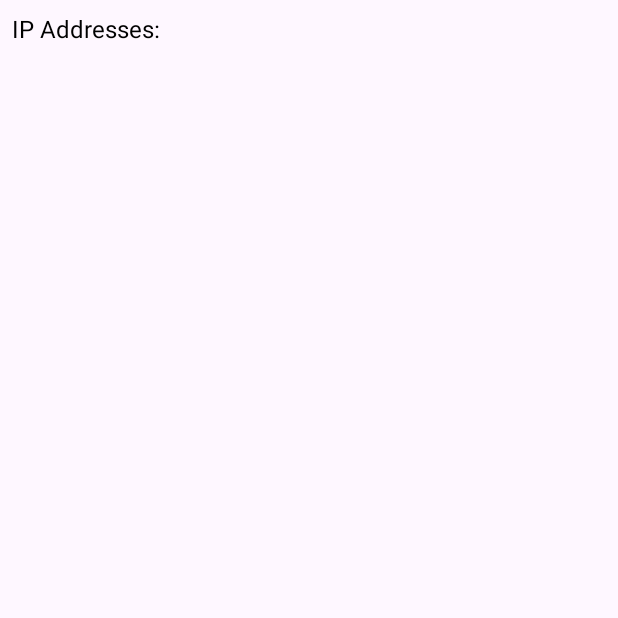
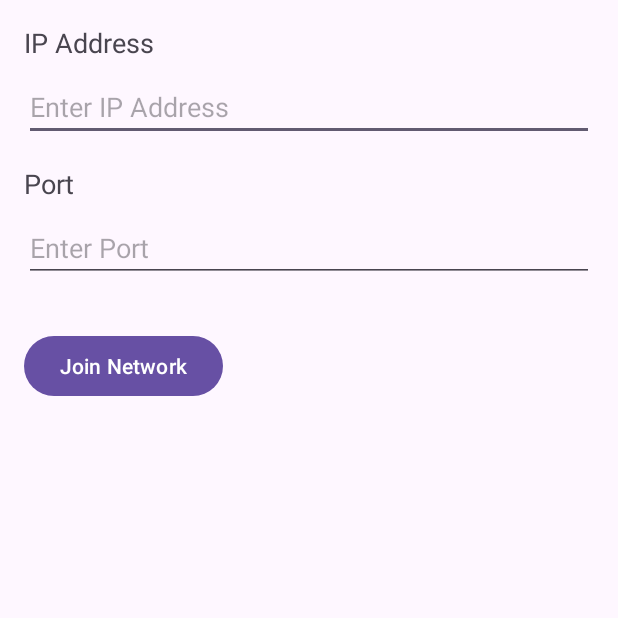
Before and after one commit to Deznyz/Serverless-Distributed-Communication-Network, an Android app: the screen it shows after launch (MainActivity), on a phone screen of 412 x 824 dp, the top half of it. Before the commit the part shown is almost empty. Run offline under Robolectric (Android 15) with nearby library versions, the phone set to English and light mode, and no system bars.

Commit message:
TCP connection can be established now. Further improvement and the ability to keep the connection open, needs to be implemented with the messaging.

```diff
--- a/app/src/main/java/com/example/serverlessdistributedcommunicationnetwork/ChordNode.java
+++ b/app/src/main/java/com/example/serverlessdistributedcommunicationnetwork/ChordNode.java
@@ -1,54 +1,38 @@
 package com.example.serverlessdistributedcommunicationnetwork;
 
-import android.widget.Toast;
-
 import java.io.IOException;
-import java.io.ObjectInputStream;
-import java.io.ObjectOutputStream;
 import java.io.Serializable;
-import java.net.Socket;
-import java.util.UUID;
-import java.util.Random;
 import java.net.*;
 import java.util.*;
 
-
-
-public class ChordNode implements Serializable{
+public class ChordNode implements Serializable {
     private static final int M = 24;
-    //total space of node IDs - using M=24 makes id_space = 16777216
-    //done this way for easy scalability
     private static final int ID_SPACE = (int) Math.pow(2, M);
-    private static final int DISCOVERY_PORT = 5555; //port for (UDP broadcast discovery
+    private static final int DISCOVERY_PORT = 5555;
 
     private int nodeId;
-    private ChordNode successor;//as of right now not in functional use
-    private ChordNode predecessor;//as of right now not in functional use
-    private ChordNode[] fingerTable;//as of right now not in functional use
+    private ChordNode successor;
+    private ChordNode predecessor;
+    private ChordNode[] fingerTable;
     private Map<String, String> ipAddresses;
 
+    private List<NodeJoinListener> joinListeners;
 
-    // For updating the display with ip-addresses
-    private List<NodeJoinListener> joinListeners = new ArrayList<>();
-
-
-    //node object
     public ChordNode(NodeJoinListener listener) {
         this.nodeId = generateNodeId();
         this.fingerTable = new ChordNode[M];
+        this.successor = this;
+        this.predecessor = null;
         startDiscoveryListener(listener);
         ipAddresses = new HashMap<>();
         joinListeners = new ArrayList<>();
     }
 
-    //generates a random node id between 0 and ID_SPACE - 1
     private int generateNodeId() {
         Random random = new Random();
         return random.nextInt(ID_SPACE);
     }
 
-
-    //new thread with a listener on 224.0.0.1
     private void startDiscoveryListener(NodeJoinListener listener) {
         new Thread(() -> {
             try (MulticastSocket socket = new MulticastSocket(DISCOVERY_PORT)) {
@@ -61,24 +45,10 @@ public class ChordNode implements Serializable{
                     socket.receive(packet);
 
                     String message = new String(packet.getData(), packet.getOffset(), packet.getLength());
-
-
-                    //triggers when another node uses the "join" function
                     if (message.equals("DISCOVER")) {
                         sendDiscoveryResponse(packet.getAddress(), packet.getPort());
-
-                        //gets both port and ip-address from the other node
-                        System.out.println("Received discovery request from " + packet.getAddress() + ". From port " + packet.getPort());
-
-                        //stores the ip-address (so far) in a key-value map
                         ipAddresses.put(packet.getAddress().getHostAddress(), "test");
-
-                        //prints the map for debuggings sake
-                        System.out.println(ipAddresses);
-
-                        //triggers event
                         listener.onNodeJoin();
-
                     }
                 }
             } catch (IOException e) {
@@ -87,83 +57,41 @@ public class ChordNode implements Serializable{
         }).start();
     }
 
-    //sends a message to the other node, when a discoverymessage was recievced
     private void sendDiscoveryResponse(InetAddress address, int port) {
         try (DatagramSocket socket = new DatagramSocket()) {
             String response = nodeId + "," + InetAddress.getLocalHost().getHostAddress();
             byte[] buffer = response.getBytes();
             DatagramPacket packet = new DatagramPacket(buffer, buffer.length, address, port);
             socket.send(packet);
-            //includes the ip-address of current node
-            System.out.println("Sent discovery response to " + address);
         } catch (IOException e) {
             e.printStackTrace();
         }
     }
 
-
-    //UDP join method - sends a discovery message on the chosen ip address
     public void join(NodeJoinListener listener) {
-        //broadcasts a discovery message
         try (DatagramSocket socket = new DatagramSocket()) {
-            //224.0.0.1 reserved for all hosts on the network
             InetAddress group = InetAddress.getByName("224.0.0.1");
             String message = "DISCOVER";
             byte[] buffer = message.getBytes();
             DatagramPacket packet = new DatagramPacket(buffer, buffer.length, group, DISCOVERY_PORT);
             socket.send(packet);
-
-
-
-            //EVENT: notifies the listener about join for the UI update (as is right now)
-            //NOTE TO SELF: might not need to be here after added to "startDiscoveryListener" - look into it
             listener.onNodeJoin();
         } catch (IOException e) {
             e.printStackTrace();
         }
     }
 
-    //---TCP CONNECTION IN DEVELOPMENT---
-    //not relevant for the meeting 10/5
-    public void tcpJoin(String existingNodeIP, int existingNodePort) {
-        try (Socket socket = new Socket(existingNodeIP, existingNodePort);
-             ObjectOutputStream outputStream = new ObjectOutputStream(socket.getOutputStream());
-             ObjectInputStream inputStream = new ObjectInputStream(socket.getInputStream())) {
-
-            // Send join request
-            outputStream.writeObject(new JoinRequest(nodeId));
-            outputStream.flush();
-
-            // Receive join response
-            Object response = inputStream.readObject();
-
-            if (response instanceof JoinResponse) {
-                JoinResponse joinResponse = (JoinResponse) response;
-                this.successor = joinResponse.getSuccessor();
-                this.predecessor = joinResponse.getPredecessor();
-
-                // Update references
-                this.successor.setPredecessor(this);
-                this.predecessor.setSuccessor(this);
-
-                // Update finger table
-                updateFingerTable();
+    public ChordNode findSuccessor(int id) {
+        if (successor != null && isInInterval(id, nodeId, successor.nodeId)) {
+            return successor;
+        } else {
+            ChordNode closestPrecedingNode = closestPrecedingFinger(id);
+            if (closestPrecedingNode != null && closestPrecedingNode != this) {
+                return closestPrecedingNode.findSuccessor(id);
             } else {
-                System.err.println("Error: Invalid response received during join");
+                return this;
             }
-        } catch (IOException | ClassNotFoundException e) {
-            e.printStackTrace();
         }
-    }
-    //---END OF TCP CONNECTION IN DEVELOPMENT---
-
-    //---HELPER FUNCTIONS: as of this moment these functions does not do anything iin the current implementation---
-    private void updateFingerTable() {
-        for (int i = 0; i < M; i++) {
-            int start = (nodeId + (1 << i)) % ID_SPACE;
-            fingerTable[i] = findSuccessor(start);
-        }
-
     }
 
     private boolean isInInterval(int id, int start, int end) {
@@ -171,16 +99,6 @@ public class ChordNode implements Serializable{
             return id > start && id <= end;
         } else {
             return id > start || id <= end;
-        }
-    }
-
-    ChordNode findSuccessor(int id) {
-        if (isInInterval(id, nodeId, successor.nodeId)) {
-            return successor;
-        } else {
-            ChordNode closestPrecedingNode = closestPrecedingFinger(id);
-            // Placeholder for actual remote call to closestPrecedingNode.findSuccessor(id)
-            return closestPrecedingNode.findSuccessor(id); // Replace with actual logic to contact other nodes
         }
     }
 
@@ -192,8 +110,6 @@ public class ChordNode implements Serializable{
         }
         return this;
     }
-
-    //---END OF HELPERFUNCTIONS---
 
     public ChordNode getPredecessor() {
         return predecessor;
@@ -211,34 +127,23 @@ public class ChordNode implements Serializable{
         this.successor = successor;
     }
 
+    public int getNodeId() {
+        return this.nodeId;
+    }
+
     public Map<String, String> getIpAddresses() {
         return ipAddresses;
     }
 
-    //implementation of the
     public void addJoinListener(NodeJoinListener listener) {
         joinListeners.add(listener);
     }
 
-
-
-
-    //--Leftover code for a precious attempt, left in as im unsure if needed later---
-//    private void notifyNodeJoinListeners() {
-//        for (NodeJoinListener listener : joinListeners) {
-//            listener.onNodeJoin();
-//        }
-//    }
-    //---END OF LEFTOVERCODE---
-
-
-
-
+    public void removeAllJoinListeners() {
+        joinListeners.clear();
+    }
 }
 
-
-
-// Serializable classes for join request and response
 class JoinRequest implements Serializable {
     private int nodeId;
 
@@ -259,7 +164,7 @@ class JoinResponse implements Serializable {
         this.successor = successor;
         this.predecessor = predecessor;
     }
-
+/*
     public ChordNode getSuccessor() {
         return successor;
     }
@@ -267,4 +172,6 @@ class JoinResponse implements Serializable {
     public ChordNode getPredecessor() {
         return predecessor;
     }
+
+ */
 }
--- /dev/null
+++ b/app/src/main/java/com/example/serverlessdistributedcommunicationnetwork/JoinResponseListener.java
@@ -0,0 +1,5 @@
+package com.example.serverlessdistributedcommunicationnetwork;
+
+public interface JoinResponseListener {
+    void onJoinResponseReceived(JoinResponse response);
+}
--- a/app/src/main/java/com/example/serverlessdistributedcommunicationnetwork/MainActivity.java
+++ b/app/src/main/java/com/example/serverlessdistributedcommunicationnetwork/MainActivity.java
@@ -2,14 +2,21 @@ package com.example.serverlessdistributedcommunicationnetwork;
 
 import android.os.AsyncTask;
 import android.os.Bundle;
+import android.widget.Button;
+import android.widget.EditText;
 import android.widget.Toast;
 import android.widget.TextView;
 import androidx.appcompat.app.AppCompatActivity;
+
+import java.io.Serializable;
 import java.util.Map;
 
-public class MainActivity extends AppCompatActivity implements NodeJoinListener {
+public class MainActivity extends AppCompatActivity implements NodeJoinListener, JoinResponseListener {
     private ChordNode node;
     private TextView ipAddressesTextView;
+    private EditText ipAddressEditText;
+    private EditText portEditText;
+    private Button joinButton;
     private ChordNodeServer server;
 
     @Override
@@ -24,6 +31,22 @@ public class MainActivity extends AppCompatActivity implements NodeJoinListener
         ipAddressesTextView = findViewById(R.id.ipAddressesTextView);
 
 
+        ipAddressEditText = findViewById(R.id.ipAddressEditText);
+        portEditText = findViewById(R.id.portEditText);
+        joinButton = findViewById(R.id.joinButton);
+
+
+        joinButton.setOnClickListener(v -> {
+            String ipAddress = ipAddressEditText.getText().toString();
+            String port = portEditText.getText().toString();
+
+            if (!ipAddress.isEmpty() && !port.isEmpty()) {
+                new JoinRequestTask(node, MainActivity.this).execute(ipAddress, port);
+            } else {
+                Toast.makeText(MainActivity.this, "Please enter both IP address and port", Toast.LENGTH_SHORT).show();
+            }
+        });
+
         //MainActivity as a listener for join attempts
         node.addJoinListener(this);
 
@@ -32,6 +55,9 @@ public class MainActivity extends AppCompatActivity implements NodeJoinListener
             server = new ChordNodeServer(5000, node);
             server.startServer();
         }).start();
+
+
+
         System.out.println("2");
         //new thread with join logic
         new JoinNetworkTask().execute();
@@ -98,4 +124,27 @@ public class MainActivity extends AppCompatActivity implements NodeJoinListener
         });
     }
 
+    public void onJoinResponseReceived(JoinResponse response) {
+        if (response != null) {
+            System.out.println("Join successful: " + response);
+            //node.setSuccessor(response.getSuccessor());
+            //node.setPredecessor(response.getPredecessor());
+
+            runOnUiThread(new Runnable() {
+                @Override
+                public void run() {
+                    Toast.makeText(MainActivity.this, "Joined the network successfully!", Toast.LENGTH_SHORT).show();
+                }
+            });
+        } else {
+            System.err.println("Failed to join the network");
+
+            runOnUiThread(new Runnable() {
+                @Override
+                public void run() {
+                    Toast.makeText(MainActivity.this, "Failed to join the network", Toast.LENGTH_SHORT).show();
+                }
+            });
+        }
+    }
 }
--- a/app/src/main/java/com/example/serverlessdistributedcommunicationnetwork/NodeJoinListener.java
+++ b/app/src/main/java/com/example/serverlessdistributedcommunicationnetwork/NodeJoinListener.java
@@ -2,5 +2,4 @@ package com.example.serverlessdistributedcommunicationnetwork;
 //interface for ui-update
 public interface NodeJoinListener {
     void onNodeJoin();
-
 }
--- a/app/src/main/res/layout/activity_main.xml
+++ b/app/src/main/res/layout/activity_main.xml
@@ -3,15 +3,59 @@
     xmlns:tools="http://schemas.android.com/tools"
     android:layout_width="match_parent"
     android:layout_height="match_parent"
+    android:padding="16dp"
     tools:context=".MainActivity">
 
     <TextView
-        android:id="@+id/ipAddressesTextView"
+        android:id="@+id/ipLabel"
         android:layout_width="wrap_content"
         android:layout_height="wrap_content"
-        android:text="IP Addresses:"
-        android:textSize="16sp"
-        android:textColor="@android:color/black"
-        android:padding="8dp"/>
+        android:text="IP Address"
+        android:textSize="18sp"
+        android:layout_alignParentTop="true"
+        android:layout_marginBottom="8dp"/>
 
+    <EditText
+        android:id="@+id/ipAddressEditText"
+        android:layout_width="match_parent"
+        android:layout_height="wrap_content"
+        android:hint="Enter IP Address"
+        android:inputType="text"
+        android:layout_below="@id/ipLabel"
+        android:layout_marginBottom="16dp"/>
+
+    <TextView
+        android:id="@+id/portLabel"
+        android:layout_width="wrap_content"
+        android:layout_height="wrap_content"
+        android:text="Port"
+        android:textSize="18sp"
+        android:layout_below="@id/ipAddressEditText"
+        android:layout_marginBottom="8dp"/>
+
+    <EditText
+        android:id="@+id/portEditText"
+        android:layout_width="match_parent"
+        android:layout_height="wrap_content"
+        android:hint="Enter Port"
+        android:inputType="number"
+        android:layout_below="@id/portLabel"
+        android:layout_marginBottom="16dp"/>
+
+    <Button
+        android:id="@+id/joinButton"
+        android:layout_width="wrap_content"
+        android:layout_height="wrap_content"
+        android:text="Join Network"
+        android:layout_below="@id/portEditText"
+        android:layout_marginTop="16dp"/>
+
+    <TextView
+        android:id="@+id/ipAddressesTextView"
+        android:layout_width="match_parent"
+        android:layout_height="wrap_content"
+        android:text=""
+        android:layout_below="@id/joinButton"
+        android:layout_marginTop="32dp"
+        android:textSize="16sp"/>
 </RelativeLayout>
```
Also changed, not shown: app/src/main/java/com/example/serverlessdistributedcommunicationnetwork/ChordNodeServer.java (+7 -7 lines), app/src/main/java/com/example/serverlessdistributedcommunicationnetwork/JoinRequestTask.java (added, +55 -0 lines).
